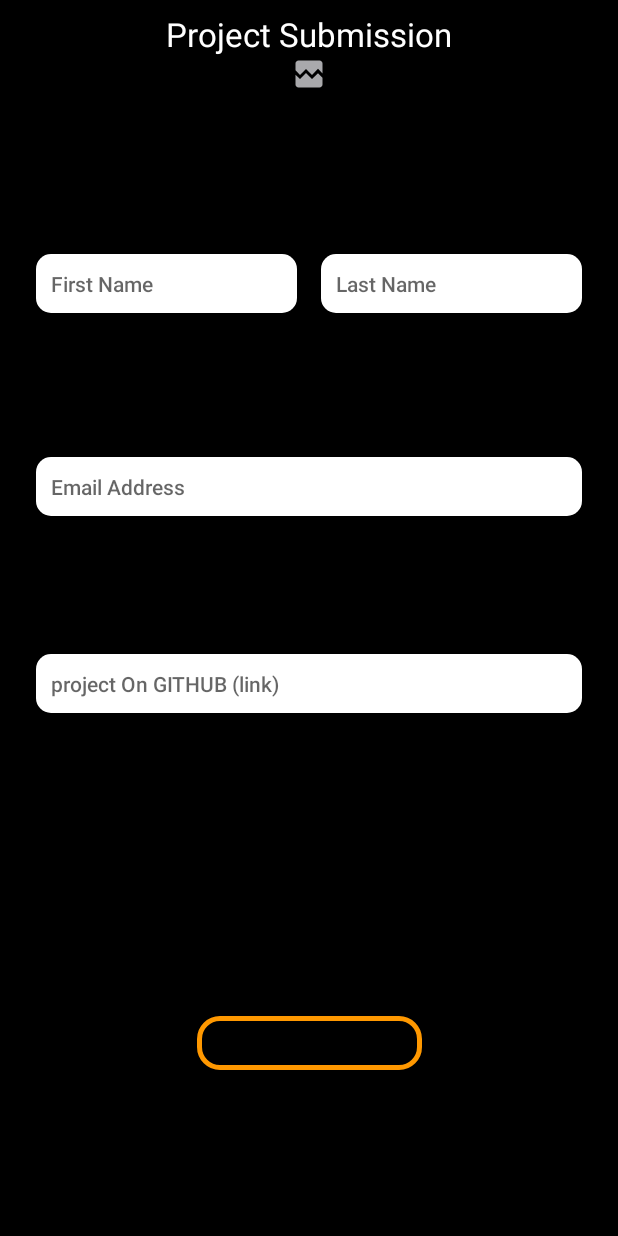
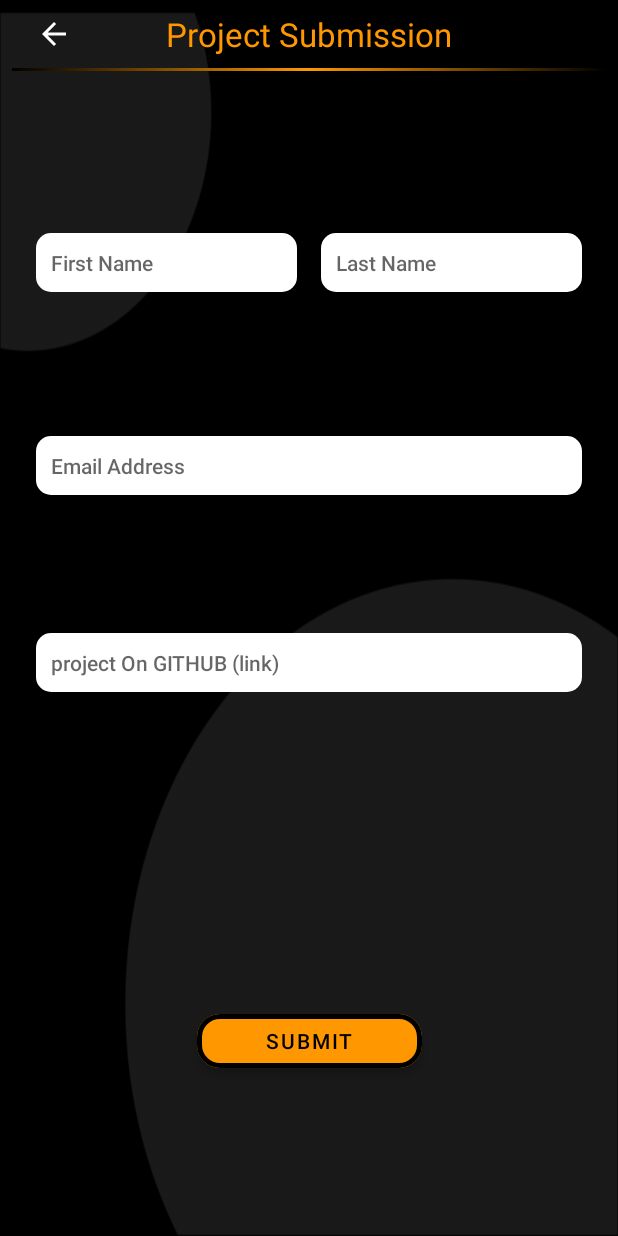
Before and after one commit to flawlessmiken/GADSProject2020, an Android app: the SubmitActivity screen opened directly, with no data from a screen before it, on a phone screen of 412 x 824 dp. Run offline under Robolectric (Android 15) with nearby library versions, the phone set to English and light mode, and no system bars; our stand-ins replace data binding.

Commit message:
UI Complete functions

```diff
--- a/app/src/main/AndroidManifest.xml
+++ b/app/src/main/AndroidManifest.xml
@@ -12,8 +12,8 @@
         android:supportsRtl="true"
         android:theme="@style/AppTheme">
         <activity android:name=".SubmitActivity"></activity>
-        <activity android:name=".SplashActivity" />
-        <activity android:name=".MainActivity">
+        <activity android:name=".MainActivity" />
+        <activity android:name=".SplashActivity">
             <intent-filter>
                 <action android:name="android.intent.action.MAIN" />
 
--- /dev/null
+++ b/app/src/main/res/drawable/divider.xml
@@ -0,0 +1,12 @@
+<?xml version="1.0" encoding="utf-8"?>
+<shape xmlns:android="http://schemas.android.com/apk/res/android"
+    android:shape="rectangle" >
+
+    <gradient
+        android:angle="0"
+        android:endColor="@color/colorPrimaryDark"
+        android:centerColor="#FF9800"
+        android:startColor="@color/colorPrimaryDark"
+        android:type="linear" />
+
+</shape>
--- a/app/src/main/res/layout/activity_submit.xml
+++ b/app/src/main/res/layout/activity_submit.xml
@@ -12,6 +12,19 @@
         android:layout_height="match_parent"
         android:background="@color/colorPrimaryDark"
         tools:context=".SubmitActivity">
+
+        <ImageView
+            android:id="@+id/imageView5"
+            android:layout_width="0dp"
+            android:layout_height="0dp"
+            android:layout_marginTop="8dp"
+            android:alpha="0.11"
+            android:scaleType="fitXY"
+            android:src="@drawable/ray"
+            app:layout_constraintBottom_toBottomOf="parent"
+            app:layout_constraintEnd_toEndOf="parent"
+            app:layout_constraintStart_toStartOf="parent"
+            app:layout_constraintTop_toTopOf="parent" />
 
         <EditText
             android:id="@+id/ed_firstname"
@@ -52,8 +65,8 @@
             android:layout_height="wrap_content"
             android:layout_marginTop="8dp"
             android:text="Project Submission"
-            android:textColor="@color/colorAccent"
             android:textAppearance="@style/TextAppearance.AppCompat.Large"
+            android:textColor="#FF9800"
             app:layout_constraintEnd_toEndOf="parent"
             app:layout_constraintStart_toStartOf="parent"
             app:layout_constraintTop_toTopOf="parent" />
@@ -61,11 +74,14 @@
         <ImageView
             android:id="@+id/imageView2"
             android:layout_width="0dp"
-            android:layout_height="wrap_content"
+            android:layout_height="2dp"
+            android:layout_marginStart="8dp"
+            android:layout_marginTop="8dp"
+            android:layout_marginEnd="8dp"
+            android:src="@drawable/divider"
             app:layout_constraintEnd_toEndOf="parent"
             app:layout_constraintStart_toStartOf="parent"
-            app:layout_constraintTop_toBottomOf="@+id/textView"
-            app:srcCompat="@drawable/ic_broken_image" />
+            app:layout_constraintTop_toBottomOf="@+id/textView" />
 
         <EditText
             android:id="@+id/ed_email"
@@ -109,9 +125,9 @@
             android:layout_gravity="bottom|end"
             android:layout_marginStart="50dp"
             android:layout_marginEnd="50dp"
-            app:rippleColor="#FF9800"
-            app:strokeColor="#FF9800"
+            app:rippleColor="#CDCDCD"
             app:strokeWidth="3dp"
+            app:backgroundTint="#FF9800"
             android:layout_marginBottom="80dp"
             android:layout_weight="1"
             android:elevation="4dp"
@@ -124,5 +140,16 @@
             app:layout_constraintStart_toStartOf="parent"
             app:layout_constraintTop_toBottomOf="@+id/ed_github"
             app:layout_constraintVertical_bias="0.888" />
+
+        <ImageView
+            android:id="@+id/im_back"
+            android:layout_width="wrap_content"
+            android:layout_height="0dp"
+            android:layout_marginStart="24dp"
+            app:layout_constraintBottom_toBottomOf="@+id/textView"
+            app:layout_constraintStart_toStartOf="parent"
+            app:layout_constraintTop_toTopOf="@+id/textView"
+            app:layout_constraintVertical_bias="0.0"
+            app:srcCompat="@drawable/abc_vector_test" />
     </androidx.constraintlayout.widget.ConstraintLayout>
 </layout>
--- a/app/src/main/res/layout/item_skilliq_list.xml
+++ b/app/src/main/res/layout/item_skilliq_list.xml
@@ -48,7 +48,7 @@
 
             <ImageView
                 android:id="@+id/imageView"
-                android:layout_width="150dp"
+                android:layout_width="120dp"
                 android:layout_height="100dp"
                 android:layout_marginStart="8dp"
                 android:layout_marginEnd="8dp"
@@ -92,7 +92,7 @@
                     android:id="@+id/tv_name"
                     android:layout_width="match_parent"
                     android:layout_height="wrap_content"
-                    android:layout_marginStart="8dp"
+
                     android:layout_marginTop="8dp"
                     android:layout_marginBottom="8dp"
                     android:ellipsize="end"
```
Also changed, not shown: app/build.gradle (+4 -3 lines), app/src/main/java/com/flawlessconcepts/gadsproject2020/BaseActivity.kt (added, +66 -0 lines), app/src/main/java/com/flawlessconcepts/gadsproject2020/SplashActivity.kt (+41 -5 lines), app/src/main/java/com/flawlessconcepts/gadsproject2020/SplashActivityViewModel.kt (added, +47 -0 lines), app/src/main/java/com/flawlessconcepts/gadsproject2020/SubmitActivity.kt (+13 -0 lines), app/src/main/java/com/flawlessconcepts/gadsproject2020/SuccessDialog.kt (+7 -0 lines), app/src/main/res/layout/activity_splash.xml (+37 -6 lines), app/src/main/res/layout/item_success_dialog.xml (+16 -20 lines), app/src/main/res/drawable/failure.png (added), app/src/main/res/drawable/gads.png (added), app/src/main/res/drawable/successv.png (added).
